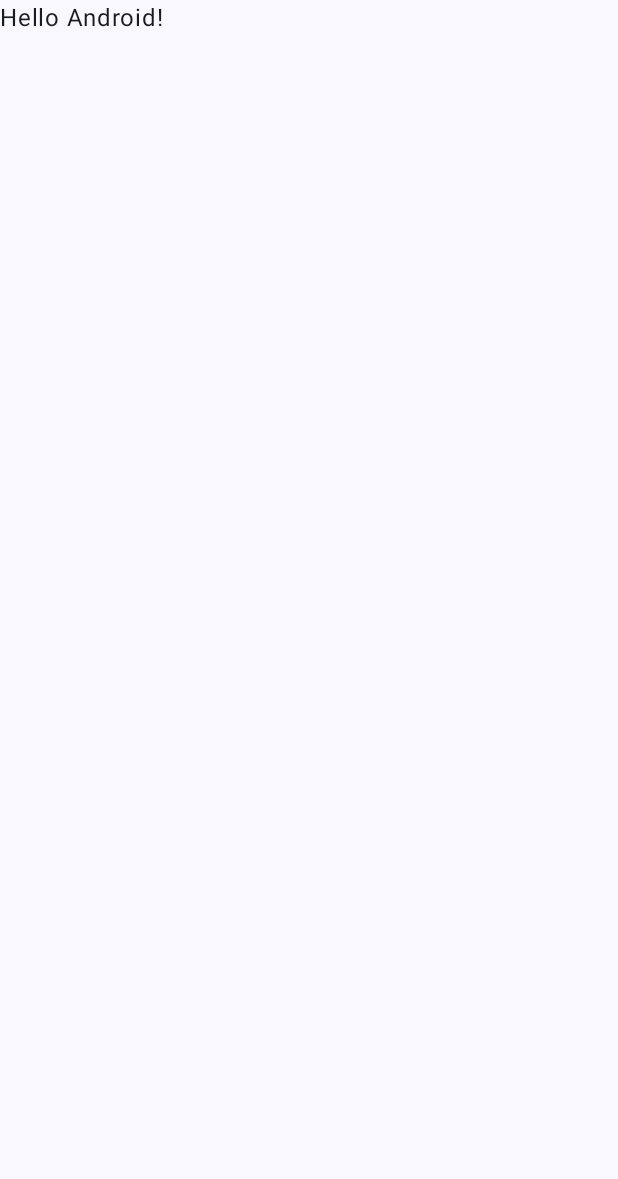
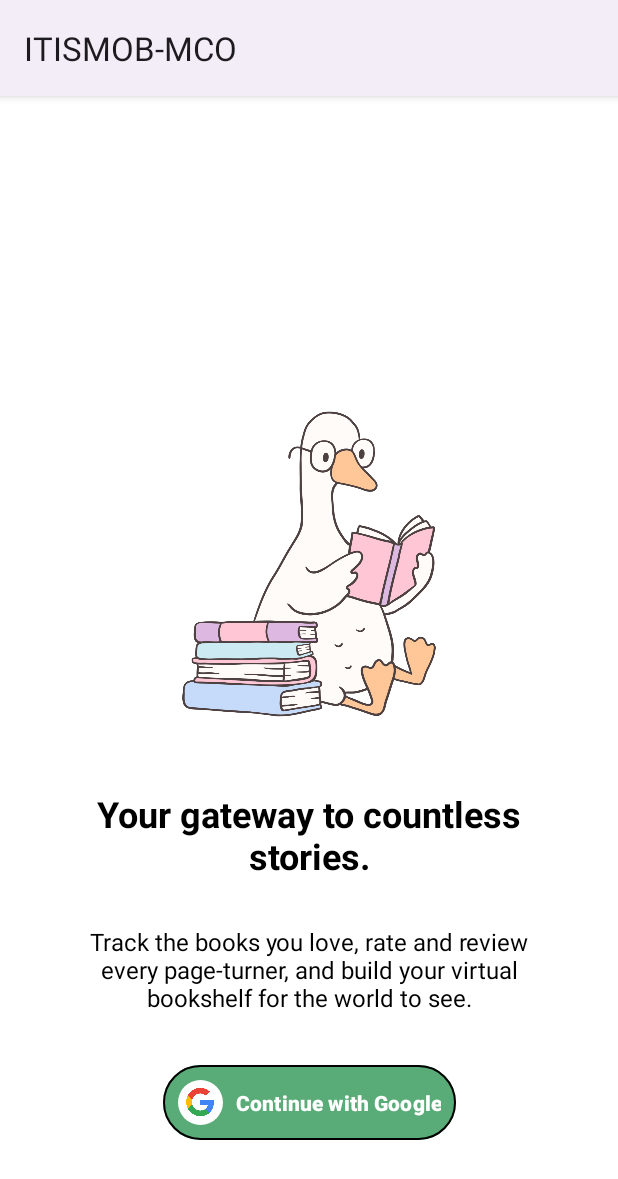
Before and after one commit to joshuanicoo/ITISMOB-ReadIt, an Android app built with Jetpack Compose: the screen it shows after launch (MainActivity before the commit, LoginActivity after it), on a phone screen of 412 x 824 dp. Before the commit the part shown is almost empty. Shown: the top 1179 px of the screen. Run offline under Robolectric (Android 15) with nearby library versions, the phone set to English and light mode, and no system bars.

Commit message:
WIP Registration Screen - Working Now

```diff
--- a/app/build.gradle.kts
+++ b/app/build.gradle.kts
@@ -36,6 +36,7 @@ android {
     }
     buildFeatures {
         compose = true
+        viewBinding = true
     }
 }
 
@@ -51,6 +52,7 @@ dependencies {
     implementation(libs.androidx.compose.material3)
     implementation(libs.androidx.constraintlayout)
     implementation(libs.androidx.viewpager2)
+    implementation(libs.androidx.recyclerview)
     testImplementation(libs.junit)
     androidTestImplementation(libs.androidx.junit)
     androidTestImplementation(libs.androidx.espresso.core)
--- /dev/null
+++ b/app/src/main/java/com/mobdeve/s17/group39/itismob_mco/LoginActivity.kt
@@ -0,0 +1,44 @@
+package com.mobdeve.s17.group39.itismob_mco
+
+import android.os.Bundle
+import androidx.appcompat.app.AppCompatActivity
+import androidx.recyclerview.widget.LinearLayoutManager
+import androidx.recyclerview.widget.PagerSnapHelper
+import androidx.recyclerview.widget.RecyclerView
+import androidx.recyclerview.widget.SnapHelper
+import com.mobdeve.s17.group39.itismob_mco.databinding.LoginActivityBinding
+
+class LoginActivity : AppCompatActivity() {
+
+    private lateinit var data: ArrayList<LoginOnboardingModel>
+    private lateinit var binding: LoginActivityBinding
+    private lateinit var adapter: LoginAdapter
+
+    override fun onCreate(savedInstanceState: Bundle?) {
+        super.onCreate(savedInstanceState)
+        binding = LoginActivityBinding.inflate(layoutInflater)
+        setContentView(binding.root)
+
+        this.data = loadData()
+
+        // Snap on scroll thingy
+        val snapHelper: SnapHelper = PagerSnapHelper()
+        snapHelper.attachToRecyclerView(binding.loginRv)
+
+        this.adapter = LoginAdapter(data)
+        this.binding.loginRv.adapter = adapter
+        this.binding.loginRv.layoutManager = LinearLayoutManager(this,
+            LinearLayoutManager.HORIZONTAL,
+            false
+        )
+    }
+
+    private fun loadData(): ArrayList<LoginOnboardingModel> {
+        val tempData = ArrayList<LoginOnboardingModel>()
+        tempData.add(LoginOnboardingModel("Your gateway to countless stories.",
+                                        "Track the books you love, rate and review every " +
+                                                "page-turner, and build your virtual bookshelf for the world to see.",
+                                            R.drawable.reading_goose_1))
+        return tempData
+    }
+}
--- /dev/null
+++ b/app/src/main/java/com/mobdeve/s17/group39/itismob_mco/LoginAdapter.kt
@@ -0,0 +1,27 @@
+package com.mobdeve.s17.group39.itismob_mco
+
+import android.view.LayoutInflater
+import android.view.ViewGroup
+import androidx.recyclerview.widget.RecyclerView.Adapter
+import com.mobdeve.s17.group39.itismob_mco.databinding.LoginItemLayoutBinding
+
+class LoginAdapter(private val data: ArrayList<LoginOnboardingModel>): Adapter<LoginViewHolder>() {
+
+    override fun onCreateViewHolder(parent: ViewGroup, viewType: Int): LoginViewHolder {
+        val itemViewBinding: LoginItemLayoutBinding = LoginItemLayoutBinding.inflate(
+            LayoutInflater.from(parent.context),
+            parent,
+            false)
+        val myViewHolder = LoginViewHolder(itemViewBinding)
+
+        return myViewHolder
+    }
+
+    override fun onBindViewHolder(holder: LoginViewHolder, position: Int) {
+        holder.bindData(data[position])
+    }
+
+    override fun getItemCount(): Int {
+        return data.size
+    }
+}
--- /dev/null
+++ b/app/src/main/java/com/mobdeve/s17/group39/itismob_mco/LoginOnboardingModel.kt
@@ -0,0 +1,3 @@
+package com.mobdeve.s17.group39.itismob_mco
+
+class LoginOnboardingModel (val header: String, val body: String, val imageId: Int)
--- /dev/null
+++ b/app/src/main/java/com/mobdeve/s17/group39/itismob_mco/LoginViewHolder.kt
@@ -0,0 +1,14 @@
+package com.mobdeve.s17.group39.itismob_mco
+
+import androidx.recyclerview.widget.RecyclerView
+import com.mobdeve.s17.group39.itismob_mco.databinding.LoginItemLayoutBinding
+
+class LoginViewHolder(private val viewBinding: LoginItemLayoutBinding): RecyclerView.ViewHolder(viewBinding.root) {
+
+    fun bindData(data: LoginOnboardingModel) {
+        this.viewBinding.loginImageIv.setImageResource(data.imageId)
+        this.viewBinding.loginHeaderTv.text = data.header
+        this.viewBinding.loginBodyTv.text = data.body
+    }
+
+}
--- a/app/src/main/res/drawable/ic_google_scale.xml
+++ b/app/src/main/res/drawable/ic_google_scale.xml
@@ -4,15 +4,15 @@
     <item>
         <shape android:shape="oval">
             <solid android:color="@color/white" />
-            <size android:width="40dp" android:height="40dp" />
+            <size android:width="30dp" android:height="30dp" />
         </shape>
     </item>
 
     <item
         android:id="@+id/ic_google_scale"
         android:drawable="@drawable/ic_google"
-        android:width="30dp"
-        android:height="30dp"
+        android:width="25dp"
+        android:height="25dp"
         android:gravity="center" />
 
 </layer-list>
--- a/app/src/main/res/layout/login_activity.xml
+++ b/app/src/main/res/layout/login_activity.xml
@@ -2,65 +2,42 @@
 <androidx.constraintlayout.widget.ConstraintLayout xmlns:android="http://schemas.android.com/apk/res/android"
     xmlns:app="http://schemas.android.com/apk/res-auto"
     xmlns:tools="http://schemas.android.com/tools"
-    android:id="@+id/linearLayout"
     android:layout_width="match_parent"
     android:layout_height="match_parent"
+    android:background="@color/white"
     android:orientation="vertical">
 
-    <TextView
-        android:id="@+id/onboardingHeaderTv"
-        android:layout_width="300dp"
-        android:layout_height="wrap_content"
-        android:layout_margin="30dp"
-        android:text="@string/onboarding_header"
-        android:textAlignment="center"
-        android:textColor="@color/black"
-        android:textSize="30sp"
-        android:textStyle="bold"
-        app:layout_constraintBottom_toTopOf="@+id/onboardingBodyTv"
-        app:layout_constraintEnd_toEndOf="parent"
-        app:layout_constraintStart_toStartOf="parent" />
-
-    <TextView
-        android:id="@+id/onboardingBodyTv"
-        android:layout_width="250dp"
-        android:layout_height="wrap_content"
-        android:layout_margin="30dp"
-        android:text="@string/onboarding_body"
-        android:textAlignment="center"
-        android:textColor="@color/black"
-        android:textSize="14sp"
+    <androidx.recyclerview.widget.RecyclerView
+        android:id="@+id/loginRv"
+        android:layout_width="0dp"
+        android:layout_height="450dp"
+        android:layout_marginBottom="30dp"
         app:layout_constraintBottom_toTopOf="@+id/loginBtn"
         app:layout_constraintEnd_toEndOf="parent"
         app:layout_constraintStart_toStartOf="parent" />
 
-    <Button
+    <com.google.android.material.button.MaterialButton
         android:id="@+id/loginBtn"
         android:layout_width="wrap_content"
         android:layout_height="wrap_content"
         android:layout_marginBottom="60dp"
-        android:background="@drawable/default_outlined_button_style"
-        android:drawableStart="@drawable/ic_google_scale"
-        android:drawablePadding="8dp"
-        android:gravity="center_vertical"
         android:padding="10dp"
         android:text="@string/login_button"
         android:textAllCaps="false"
         android:textColor="@color/white"
         android:textSize="14sp"
         android:textStyle="bold"
-        android:typeface="normal"
+        app:backgroundTint="@color/main_green"
+        app:iconTint="@null"
+        app:cornerRadius="30dp"
+        app:icon="@drawable/ic_google_scale"
+        app:iconSize="30dp"
+        app:iconGravity="textStart"
+        app:iconPadding="8dp"
+        app:strokeColor="@color/black"
+        app:strokeWidth="1dp"
         app:layout_constraintBottom_toBottomOf="parent"
         app:layout_constraintEnd_toEndOf="parent"
         app:layout_constraintStart_toStartOf="parent" />
 
-    <androidx.viewpager2.widget.ViewPager2
-        android:layout_width="308dp"
-        android:layout_height="240dp"
-        app:layout_constraintBottom_toTopOf="@+id/onboardingHeaderTv"
-        app:layout_constraintEnd_toEndOf="parent"
-        app:layout_constraintStart_toStartOf="parent"
-        app:layout_constraintTop_toTopOf="parent"
-        app:layout_constraintVertical_bias="0.903" />
-
 </androidx.constraintlayout.widget.ConstraintLayout>
--- /dev/null
+++ b/app/src/main/res/layout/login_item_layout.xml
@@ -0,0 +1,44 @@
+<?xml version="1.0" encoding="utf-8"?>
+<androidx.constraintlayout.widget.ConstraintLayout xmlns:android="http://schemas.android.com/apk/res/android"
+    xmlns:app="http://schemas.android.com/apk/res-auto"
+    android:layout_width="match_parent"
+    android:layout_height="450dp"
+    android:background="@color/white">
+
+    <ImageView
+        android:id="@+id/loginImageIv"
+        android:layout_width="0dp"
+        android:layout_height="300dp"
+        app:layout_constraintBottom_toTopOf="@+id/loginHeaderTv"
+        app:layout_constraintEnd_toEndOf="parent"
+        app:layout_constraintStart_toStartOf="parent"
+        app:layout_constraintTop_toTopOf="parent"
+        app:srcCompat="@drawable/reading_goose_1" />
+
+    <TextView
+        android:id="@+id/loginHeaderTv"
+        android:layout_width="350dp"
+        android:layout_height="wrap_content"
+        android:layout_margin="30dp"
+        android:text="@string/onboarding_header"
+        android:textAlignment="center"
+        android:textColor="@color/black"
+        android:textSize="24sp"
+        android:textStyle="bold"
+        app:layout_constraintBottom_toTopOf="@+id/loginBodyTv"
+        app:layout_constraintEnd_toEndOf="parent"
+        app:layout_constraintStart_toStartOf="parent" />
+
+    <TextView
+        android:id="@+id/loginBodyTv"
+        android:layout_width="300dp"
+        android:layout_height="wrap_content"
+        android:text="@string/onboarding_body"
+        android:textAlignment="center"
+        android:textColor="@color/black"
+        android:textSize="16sp"
+        app:layout_constraintBottom_toBottomOf="parent"
+        app:layout_constraintEnd_toEndOf="parent"
+        app:layout_constraintStart_toStartOf="parent" />
+
+</androidx.constraintlayout.widget.ConstraintLayout>
--- a/app/src/main/res/values/themes.xml
+++ b/app/src/main/res/values/themes.xml
@@ -1,5 +1,8 @@
-<?xml version="1.0" encoding="utf-8"?>
-<resources>
-
-    <style name="Theme.ITISMOBMCO" parent="android:Theme.Material.Light.NoActionBar" />
+<resources xmlns:tools="http://schemas.android.com/tools">
+    <style name="Base.Theme.ITISMob_MCO" parent="Theme.Material3.DayNight">
+        <item name="colorPrimary">@color/main_green</item>
+        <item name="colorSecondary">@color/white</item>
+        <item name="android:statusBarColor">?attr/colorPrimary</item>
+    </style>
+    <style name="Theme.ITISMob_MCO" parent="Base.Theme.ITISMob_MCO" />
 </resources>
--- a/gradle/libs.versions.toml
+++ b/gradle/libs.versions.toml
@@ -11,6 +11,7 @@ composeBom = "2024.09.00"
 constraintlayout = "2.2.1"
 material = "1.11.0"
 viewpager2 = "1.1.0"
+recyclerview = "1.4.0"
 
 [libraries]
 androidx-core-ktx = { group = "androidx.core", name = "core-ktx", version.ref = "coreKtx" }
@@ -30,6 +31,7 @@ androidx-compose-material3 = { group = "androidx.compose.material3", name = "mat
 androidx-constraintlayout = { group = "androidx.constraintlayout", name = "constraintlayout", version.ref = "constraintlayout" }
 google-android-material = { group = "com.google.android.material", name = "material", version.ref = "material" }
 androidx-viewpager2 = { group = "androidx.viewpager2", name = "viewpager2", version.ref = "viewpager2" }
+androidx-recyclerview = { group = "androidx.recyclerview", name = "recyclerview", version.ref = "recyclerview" }
 
 [plugins]
 android-application = { id = "com.android.application", version.ref = "agp" }
```
Also changed, not shown: app/src/main/AndroidManifest.xml (+5 -4 lines), app/src/main/res/drawable/default_outlined_button_style.xml (deleted, +0 -15 lines), app/src/main/res/drawable/reading_goose_1.png (added), app/src/main/res/drawable/reading_goose_2.png (added), app/src/main/res/drawable/reading_goose_3.png (added).
